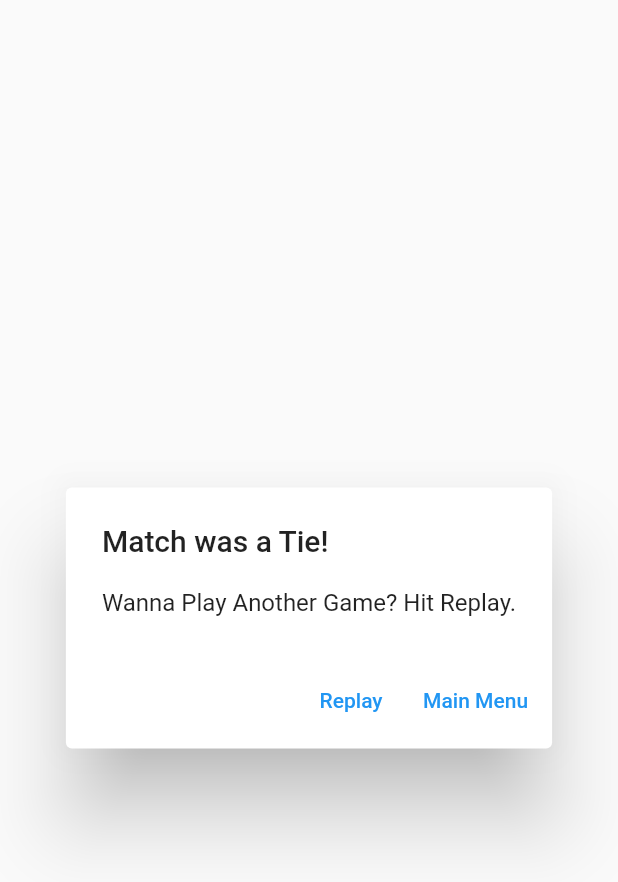
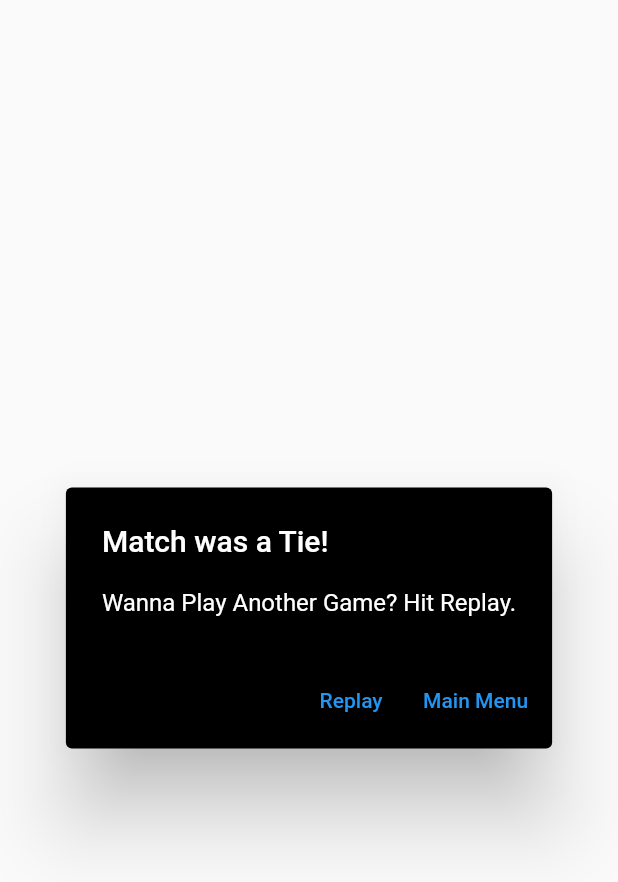
Before and after one commit to parthb83/tic_tac_toe, a Flutter app: the DoublePlayerOver widget shown alone on an empty page, opened directly with empty values, on a phone screen of 412 x 824 dp. Shown: the top 882 px of the screen. Run offline on Flutter 3.47's test engine with Material 2 defaults, Android fonts, the phone set to English and light mode, and no system bars.

Commit message:
Fixed some styling issues

```diff
--- a/lib/double_player_info.dart
+++ b/lib/double_player_info.dart
@@ -49,7 +49,7 @@ class _DoublePlayerInfo extends State<DoublePlayerInfo> {
                   padding: EdgeInsets.fromLTRB(20.0, 50.0, 20.0, 20.0),
                   child: TextFormField(
                     decoration: InputDecoration(
-                      hintText: "Player-1",
+                      hintText: "Player-1 (O)",
                     ),
                     onFieldSubmitted: (value) {
                       setState(() {
@@ -62,7 +62,7 @@ class _DoublePlayerInfo extends State<DoublePlayerInfo> {
                   padding: EdgeInsets.fromLTRB(20.0, 0.0, 20.0, 20.0),
                   child: TextFormField(
                     decoration: InputDecoration(
-                      hintText: "Player-2",
+                      hintText: "Player-2 (X)",
                     ),
                     onFieldSubmitted: (value) {
                       setState(() {
--- a/lib/double_player_over.dart
+++ b/lib/double_player_over.dart
@@ -14,10 +14,15 @@ class DoublePlayerOver extends StatelessWidget {
   @override
   Widget build(BuildContext context) {
     return AlertDialog(
+      backgroundColor: Colors.black,
       title: Text(
         (playerName == "") ? ("Match was a Tie!") : (playerName + " Won!!!"),
+        style: TextStyle(color: Colors.white),
       ),
-      content: Text("Wanna Play Another Game? Hit Replay."),
+      content: Text(
+        "Wanna Play Another Game? Hit Replay.",
+        style: TextStyle(color: Colors.white),
+      ),
       actions: <Widget>[
         TextButton(
           onPressed: () {
--- a/lib/single_player_info.dart
+++ b/lib/single_player_info.dart
@@ -97,7 +97,7 @@ class _SinglePlayerInfoState extends State<SinglePlayerInfo> {
                     style:
                         TextStyle(fontSize: 30.0, fontWeight: FontWeight.bold),
                   ),
-                  padding: EdgeInsets.fromLTRB(0.0, 20.0, 0.0, 20.0),
+                  padding: EdgeInsets.fromLTRB(0.0, 30.0, 0.0, 30.0),
                 ),
                 Container(
                   child: ElevatedButton(
@@ -138,7 +138,11 @@ class _SinglePlayerInfoState extends State<SinglePlayerInfo> {
                   ),
                 ),
                 Container(
+                  width: 150,
+                  height: 120,
+                  padding: EdgeInsets.fromLTRB(0.0, 60.0, 0.0, 20.0),
                   child: ElevatedButton(
+                    style: ElevatedButton.styleFrom(primary: Colors.amber),
                     child: Text("Ok"),
                     onPressed: () {
                       Navigator.push(
```
Also changed, not shown: lib/single_player.dart (+11 -0 lines), lib/single_player_over.dart (+10 -3 lines).
